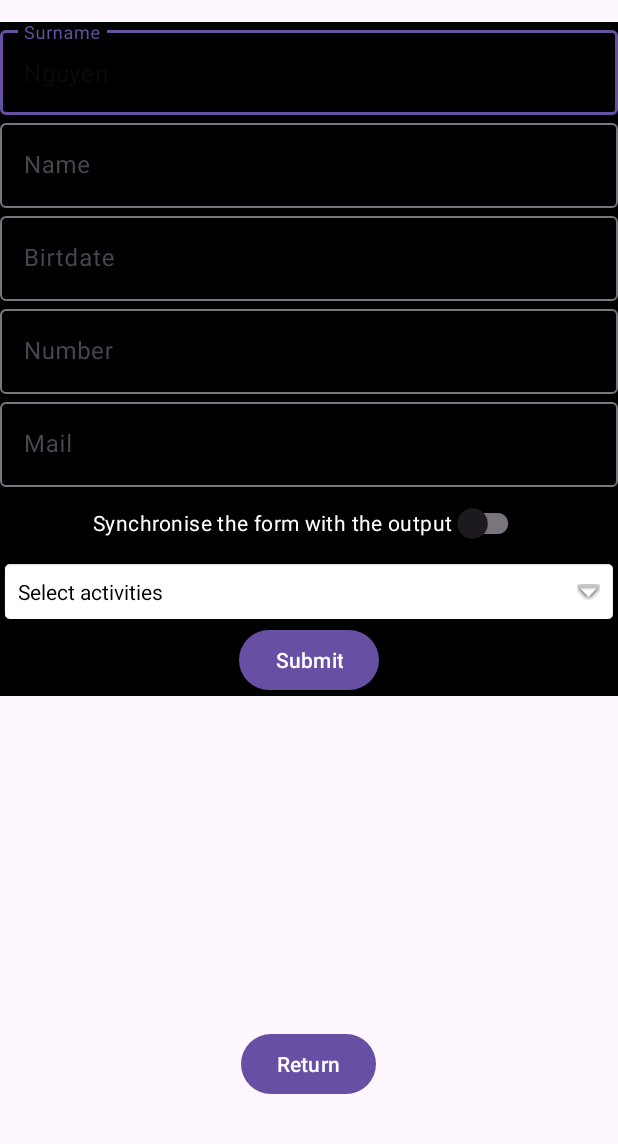
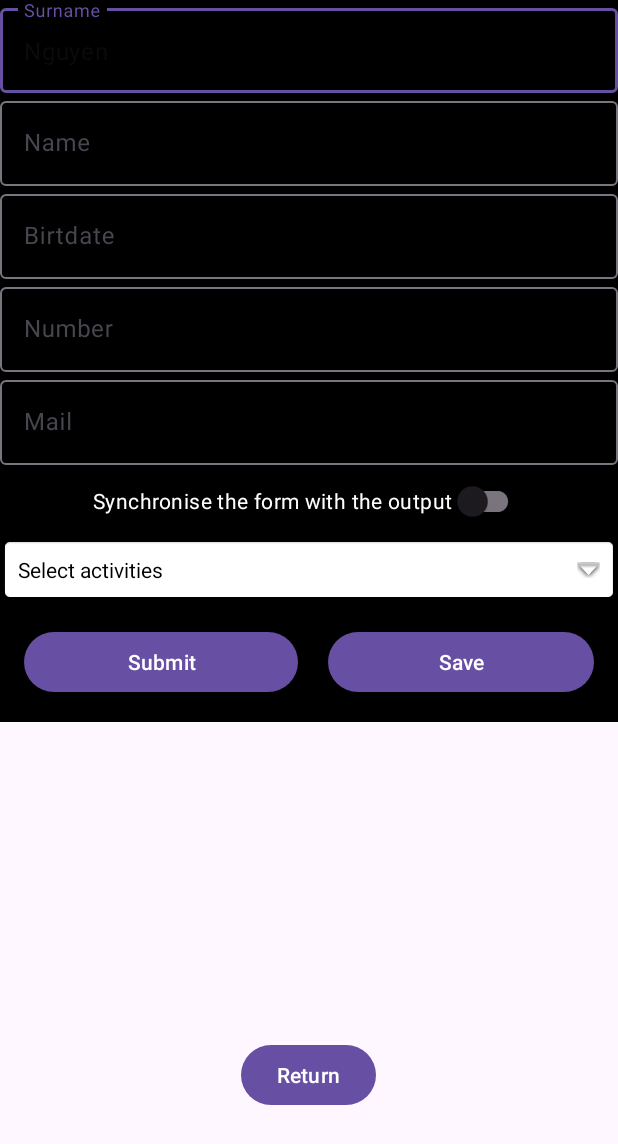
Before and after one commit to tony-nguyen1/TP3-DevMob, an Android app: the screen it shows after launch (MainActivity), on a phone screen of 412 x 824 dp. Shown: the top 1144 px of the screen. Run offline under Robolectric (Android 15) with nearby library versions, the phone set to English and light mode, and no system bars.

Commit message:
finishing ex2

```diff
--- a/app/src/main/AndroidManifest.xml
+++ b/app/src/main/AndroidManifest.xml
@@ -12,6 +12,7 @@
         android:supportsRtl="true"
         android:theme="@style/Theme.TP3DevMob"
         tools:targetApi="31">
+        <service android:name=".FileDownloadService" />
         <activity
             android:name=".MainActivity"
             android:exported="true">
--- /dev/null
+++ b/app/src/main/java/fr/umontpellier/etu/tp3_devmob/FileDownloadService.java
@@ -0,0 +1,34 @@
+package fr.umontpellier.etu.tp3_devmob;
+
+import android.app.IntentService;
+import android.content.Intent;
+
+import androidx.annotation.Nullable;
+
+public class FileDownloadService extends IntentService {
+
+    public FileDownloadService() {
+        super("FileDownloadService");
+
+    }
+
+    @Override
+    protected void onHandleIntent(@Nullable Intent intent) {
+        // Here, you can perform the file download and parsing
+        String filePath = downloadFile();
+        if(filePath != null) {
+            parseFile(filePath);
+        }
+    }
+
+    private String downloadFile() {
+        // Implement file downloading logic here
+        // For this example, assume the file is already available and return its path
+        return "path/to/your/file";
+    }
+
+    private void parseFile(String filePath) {
+        // Implement file parsing logic here
+        // For example, if it's a JSON file, you can parse it using JSONObject or a library like Gson
+    }
+}
--- a/app/src/main/java/fr/umontpellier/etu/tp3_devmob/UserInputFragment.java
+++ b/app/src/main/java/fr/umontpellier/etu/tp3_devmob/UserInputFragment.java
@@ -103,10 +103,13 @@ public class UserInputFragment extends Fragment {
             // send
             // notifying fragment manager of change
             getParentFragmentManager().setFragmentResult("requestKey", result);
-            saveDataToFile();
-            setupSynchronizationSwitch();
         });
 
+        // button action
+        myView.findViewById(R.id.validate_button).setOnClickListener(v -> {
+            saveDataToFile();
+
+        });
         // multiple choice selector
         this.set(myView);
 
@@ -246,6 +249,7 @@ public class UserInputFragment extends Fragment {
             }
         });
     }
+/*  This part is to synchronise it instantly without cliquing submit
     private void setupSynchronizationSwitch() {
         SwitchMaterial syncSwitch = myView.findViewById(R.id.switch_sync);
         syncSwitch.setOnCheckedChangeListener((buttonView, isChecked) -> {
@@ -256,7 +260,7 @@ public class UserInputFragment extends Fragment {
             }
         });
     }
-
+*/
     private void forceUpdateViewModel() {
         model.setCurrentSurname(surname.getText().toString());
         model.setCurrentName(name.getText().toString());
--- a/app/src/main/res/layout/activity_main.xml
+++ b/app/src/main/res/layout/activity_main.xml
@@ -8,28 +8,32 @@
     tools:context=".MainActivity">
 
         <fragment
+            android:id="@+id/userInputFragment"
             android:name="fr.umontpellier.etu.tp3_devmob.UserInputFragment"
-            android:layout_width="match_parent"
-            android:layout_height="wrap_content"
-            app:layout_constraintLeft_toLeftOf="parent"
-            app:layout_constraintTop_toTopOf="parent"
-            app:layout_constraintBottom_toTopOf="@id/guideline1"
-            tools:layout="@layout/fragment_user_input" />
+            android:layout_width="0dp"
+        android:layout_height="0dp"
+        app:layout_constraintStart_toStartOf="parent"
+        app:layout_constraintEnd_toEndOf="parent"
+        app:layout_constraintTop_toTopOf="parent"
+        app:layout_constraintBottom_toTopOf="@id/guideline1"
+        tools:layout="@layout/fragment_user_input" />
 
         <fragment
+            android:id="@+id/displayFragment"
             android:name="fr.umontpellier.etu.tp3_devmob.DisplayFragment"
-            android:layout_width="match_parent"
-            android:layout_height="wrap_content"
-            app:layout_constraintLeft_toLeftOf="parent"
-            app:layout_constraintTop_toTopOf="@id/guideline1"
-            app:layout_constraintBottom_toBottomOf="parent"
-            tools:layout="@layout/fragment_user_input" />
+            android:layout_width="0dp"
+        android:layout_height="0dp"
+        app:layout_constraintStart_toStartOf="parent"
+        app:layout_constraintEnd_toEndOf="parent"
+        app:layout_constraintTop_toTopOf="@id/guideline1"
+        app:layout_constraintBottom_toBottomOf="parent"
+        tools:layout="@layout/fragment_display" />
 
         <androidx.constraintlayout.widget.Guideline
             android:id="@+id/guideline1"
             android:layout_width="wrap_content"
             android:layout_height="wrap_content"
             android:orientation="horizontal"
-            app:layout_constraintGuide_percent="0.58" />
+            app:layout_constraintGuide_percent="0.7" /> <!-- Example percentage -->
 
 </androidx.constraintlayout.widget.ConstraintLayout>
--- a/app/src/main/res/layout/fragment_user_input.xml
+++ b/app/src/main/res/layout/fragment_user_input.xml
@@ -108,11 +108,31 @@
             app:drawableRightCompat="@android:drawable/arrow_down_float"
             android:textColorHint="@color/black"
             android:textColor="#FF0000"/>
-        <Button
-            android:id="@+id/submit_button"
-            android:layout_width="wrap_content"
+
+        <LinearLayout
+            android:layout_width="match_parent"
             android:layout_height="wrap_content"
-            android:text="@string/submit" />
+            android:orientation="horizontal"
+            android:gravity="center_horizontal"
+            android:padding="16dp">
+
+            <Button
+                android:id="@+id/submit_button"
+                android:layout_width="wrap_content"
+                android:layout_height="wrap_content"
+                android:layout_weight="1"
+                android:text="@string/submit" />
+            <Space
+                android:layout_width="20dp"
+                android:layout_height="wrap_content" />
+            <Button
+
+                android:id="@+id/validate_button"
+                android:layout_width="wrap_content"
+                android:layout_height="wrap_content"
+                android:layout_weight="1"
+                android:text="@string/save" />
+        </LinearLayout>
 
     </LinearLayout>
 </androidx.constraintlayout.widget.ConstraintLayout>
--- a/app/src/main/res/values/strings.xml
+++ b/app/src/main/res/values/strings.xml
@@ -8,5 +8,6 @@
     <string name="label_number">Number</string>
     <string name="label_mail">Mail</string>
     <string name="submit">Submit</string>
+    <string name="save">Save</string>
     <string name="returning">Return</string>
 </resources>
```
